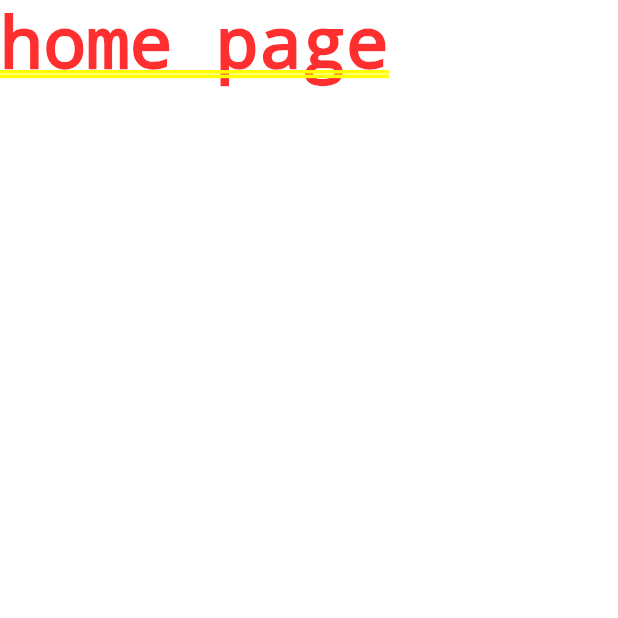
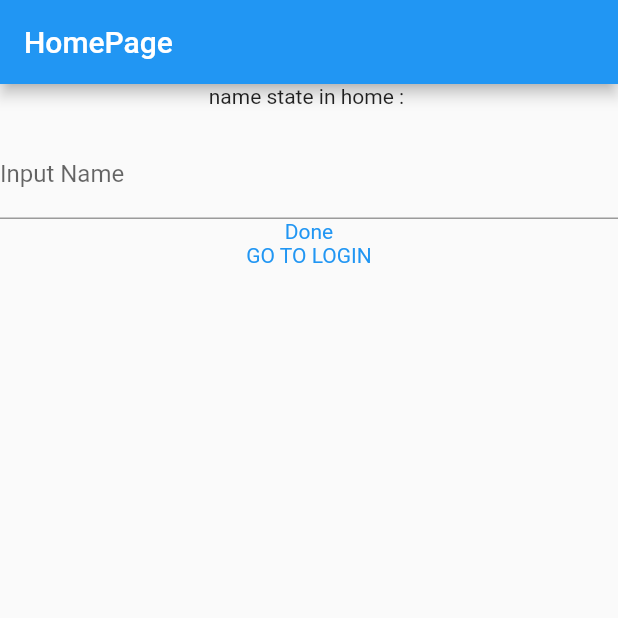
Before and after one commit to ranishrocks/dotext, a Flutter app: the screen it shows after launch, on a phone screen of 412 x 824 dp, the top half of it. Run offline on Flutter 3.47's test engine with Material 2 defaults, Android fonts, the phone set to English and light mode, and no system bars; our stand-ins replace flutter_riverpod.

Commit message:
feat: add use example for state in ui
- changing name example for showing how to use riverpod state in our project

```diff
--- a/lib/ui/pages/home_page/home_page.dart
+++ b/lib/ui/pages/home_page/home_page.dart
@@ -1,10 +1,52 @@
-import "package:flutter/material.dart";
+import 'package:dot_connect_flutter/ui/pages/login_page/login_page.dart';
+import 'package:flutter/material.dart';
+import 'package:flutter_riverpod/flutter_riverpod.dart';
 
-class HomePage extends StatelessWidget {
+import '../../states/name_state.dart';
+
+class HomePage extends ConsumerWidget {
   HomePage({super.key});
 
+  String inputText = "";
+
   @override
-  Widget build(BuildContext context) {
-    return Text("home page");
+  Widget build(BuildContext context, WidgetRef ref) {
+    final myName = ref.watch(NameProvider);
+
+    return Scaffold(
+      appBar: AppBar(title: Text("HomePage")),
+      body: SingleChildScrollView(
+        child: Column(
+          children: [
+            Text("name state in home : $myName"),
+            SizedBox(height: 15,),
+            TextField(
+              decoration: InputDecoration(labelText: 'Input Name'),
+              onChanged: (text) {
+                inputText = text;
+              },
+            ),
+            GestureDetector(
+              onTap: () {
+                ref.read(NameProvider.notifier).state = inputText;
+              },
+              child: Text(
+                "Done",
+                style: TextStyle(color: Colors.blue),
+              ),
+            ),
+            GestureDetector(
+              onTap: () {
+                Navigator.push(context, MaterialPageRoute(builder: (context) => LoginPage()));
+              },
+              child: Text(
+                "GO TO LOGIN",
+                style: TextStyle(color: Colors.blue),
+              ),
+            ),
+          ],
+        ),
+      ),
+    );
   }
 }
--- a/lib/ui/states/example_state.dart
+++ /dev/null
@@ -1 +0,0 @@
-//TODO : add example state
--- /dev/null
+++ b/lib/ui/states/name_state.dart
@@ -0,0 +1,5 @@
+import 'package:flutter_riverpod/flutter_riverpod.dart';
+
+final NameProvider = StateProvider<String>((ref){
+  return "";
+});
--- /dev/null
+++ b/lib/utils/navigation_util.dart
@@ -0,0 +1 @@
+//redefine and improve page navigations
```
Also changed, not shown: lib/main.dart (+6 -1 lines), lib/ui/pages/login_page/login_page.dart (+32 -4 lines).
